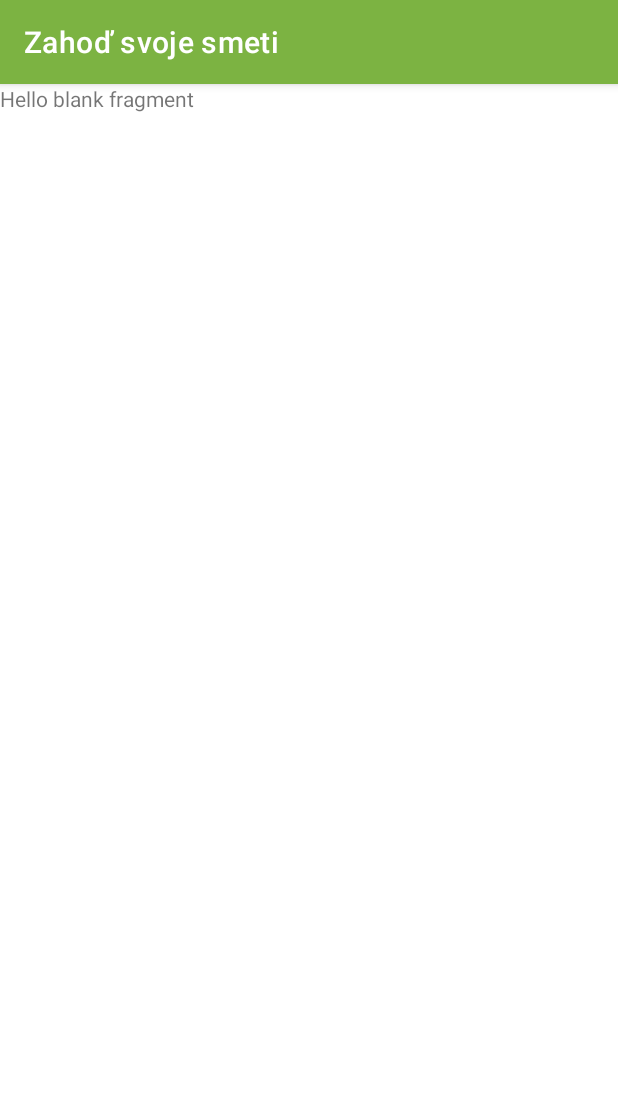
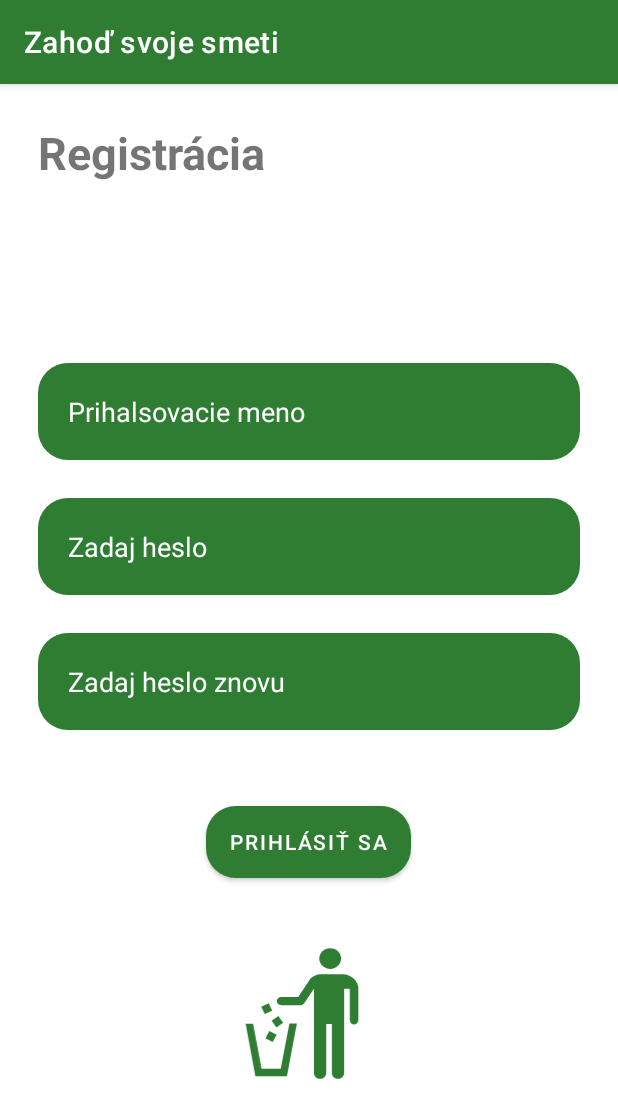
Before and after one commit to AlzbetaFekiacova/bp, an Android app: the RegistrationFragment screen opened through its navigation route, on a phone screen of 412 x 824 dp. Shown: the top 1118 px of the screen. Run offline under Robolectric (Android 15) with nearby library versions, the phone set to English and light mode, and no system bars; libraries missing offline, so code that uses them is left out: com.mapbox.geojson, com.mapbox.maps; 4 statements that could not run were skipped.

Commit message:
registration fragment
registration fragment xml implemented
plus minor changes in color

```diff
--- a/app/src/main/java/sk/mpage/myapplication/MapFragment.kt
+++ b/app/src/main/java/sk/mpage/myapplication/MapFragment.kt
@@ -28,6 +28,7 @@ import android.R.menu
 import android.annotation.SuppressLint
 
 import androidx.appcompat.view.menu.MenuBuilder
+import androidx.navigation.fragment.findNavController
 import com.mapbox.maps.extension.style.expressions.dsl.generated.switchCase
 
 const val REQUEST_CODE = 101
@@ -192,10 +193,10 @@ class MapFragment : Fragment(), View.OnClickListener {
                 Toast.makeText(context, "Clicked on back up", Toast.LENGTH_LONG).show()
             }
             R.id.itemLogIn -> {
-                Toast.makeText(context, "Clicked on log in", Toast.LENGTH_LONG).show()
+                findNavController().navigate(R.id.loginFragment)
             }
             R.id.itemRegister -> {
-                Toast.makeText(context, "Clicked on register", Toast.LENGTH_LONG).show()
+                findNavController().navigate(R.id.registrationFragment)
             }
             R.id.itemAppInfo -> {
                 Toast.makeText(context, "Clicked on app info", Toast.LENGTH_LONG).show()
--- /dev/null
+++ b/app/src/main/res/drawable/et_style.xml
@@ -0,0 +1,13 @@
+<?xml version="1.0" encoding="utf-8"?>
+<!--  res/drawable/rounded_edittext.xml -->
+<shape xmlns:android="http://schemas.android.com/apk/res/android"
+    android:shape="rectangle"
+    android:padding="10dp">
+
+    <solid android:color="@color/mild_green"/>
+    <corners
+        android:bottomRightRadius="20dp"
+        android:bottomLeftRadius="20dp"
+        android:topLeftRadius="20dp"
+        android:topRightRadius="20dp" />
+</shape>
--- a/app/src/main/res/layout/fragment_login.xml
+++ b/app/src/main/res/layout/fragment_login.xml
@@ -5,7 +5,6 @@
     android:layout_width="match_parent"
     android:layout_height="match_parent"
     tools:context=".LoginFragment">
-
 
     <TextView
         android:id="@+id/txtViewLogInTitle"
@@ -16,6 +15,7 @@
         android:layout_marginBottom="120dp"
         android:layout_marginTop="25dp"
         android:textSize="30sp"
+        android:textStyle="bold"
         />
 
     <EditText
@@ -25,9 +25,11 @@
         android:layout_below="@+id/txtViewLogInTitle"
         android:layout_marginStart="25dp"
         android:layout_marginEnd="25dp"
+        android:background="@drawable/et_style"
         android:hint="@string/name"
         android:inputType="textPersonName"
-        android:minHeight="48dp" />
+        android:minHeight="48dp"
+        android:padding="20sp" />
 
     <EditText
         android:id="@+id/editTxtPasswordLogIn"
@@ -38,10 +40,13 @@
         android:layout_marginTop="25dp"
         android:layout_marginEnd="25dp"
         android:layout_marginBottom="25dp"
-        android:hint="@string/password"
-        android:minHeight="48dp" />
+        android:hint="@string/textPassword"
+        android:minHeight="48dp"
+        android:background="@drawable/et_style"
+        android:padding="20sp"
+        android:inputType="textPassword"/>
 
-    <com.google.android.material.button.MaterialButton
+    <Button
         android:id="@+id/button"
         android:layout_width="wrap_content"
         android:layout_height="wrap_content"
@@ -49,7 +54,7 @@
         android:layout_below="@id/editTxtPasswordLogIn"
         android:layout_marginTop="120dp"
         android:layout_centerInParent="true"
-        app:cornerRadius="30dp"/>
+        android:background="@drawable/et_style"/>
 
 
     <ImageView
@@ -60,8 +65,9 @@
         tools:layout_editor_absoluteX="123dp"
         tools:layout_editor_absoluteY="523dp"
         android:layout_below="@id/button"
-        android:layout_marginTop="25dp"
+        android:layout_marginTop="5dp"
         android:layout_centerInParent="true"
-        app:tint="@color/mild_green" />
+        app:tint="@color/mild_green"
+        android:contentDescription="@string/img_desc_application_icon" />
 
 </RelativeLayout>
--- a/app/src/main/res/layout/fragment_registration.xml
+++ b/app/src/main/res/layout/fragment_registration.xml
@@ -1,14 +1,88 @@
 <?xml version="1.0" encoding="utf-8"?>
-<FrameLayout xmlns:android="http://schemas.android.com/apk/res/android"
+<RelativeLayout xmlns:android="http://schemas.android.com/apk/res/android"
+    xmlns:app="http://schemas.android.com/apk/res-auto"
     xmlns:tools="http://schemas.android.com/tools"
     android:layout_width="match_parent"
     android:layout_height="match_parent"
     tools:context=".RegistrationFragment">
 
-    <!-- TODO: Update blank fragment layout -->
     <TextView
+        android:id="@+id/txtViewRegisterTitle"
+        android:layout_width="wrap_content"
+        android:layout_height="wrap_content"
+        android:text="@string/title_register"
+        android:layout_marginStart="25dp"
+        android:layout_marginBottom="120dp"
+        android:layout_marginTop="25dp"
+        android:textSize="30sp"
+        android:textStyle="bold"
+        />
+
+    <EditText
+        android:id="@+id/editTxtNameRegister"
         android:layout_width="match_parent"
-        android:layout_height="match_parent"
-        android:text="@string/hello_blank_fragment" />
+        android:layout_height="wrap_content"
+        android:layout_below="@+id/txtViewRegisterTitle"
+        android:layout_marginStart="25dp"
+        android:layout_marginEnd="25dp"
+        android:background="@drawable/et_style"
+        android:hint="@string/name"
+        android:inputType="textPersonName"
+        android:minHeight="48dp"
+        android:padding="20sp" />
 
-</FrameLayout>
+    <EditText
+        android:id="@+id/editTxtPasswordRegister"
+        android:layout_width="match_parent"
+        android:layout_height="wrap_content"
+        android:layout_below="@+id/editTxtNameRegister"
+        android:layout_marginStart="25dp"
+        android:layout_marginTop="25dp"
+        android:layout_marginEnd="25dp"
+        android:background="@drawable/et_style"
+        android:hint="@string/textPassword"
+        android:inputType="textPassword"
+        android:minHeight="48dp"
+        android:padding="20sp" />
+
+    <EditText
+        android:id="@+id/editTxtReenterPasswordRegister"
+        android:layout_width="match_parent"
+        android:layout_height="wrap_content"
+        android:layout_below="@+id/editTxtPasswordRegister"
+        android:layout_marginStart="25dp"
+        android:layout_marginTop="25dp"
+        android:layout_marginEnd="25dp"
+        android:layout_marginBottom="25dp"
+        android:background="@drawable/et_style"
+        android:hint="@string/textReenterPassword"
+        android:inputType="textPassword"
+        android:minHeight="48dp"
+        android:padding="20sp" />
+
+    <Button
+        android:id="@+id/button"
+        android:layout_width="wrap_content"
+        android:layout_height="wrap_content"
+        android:text="@string/log_in_txt"
+        android:layout_below="@id/editTxtReenterPasswordRegister"
+        android:layout_marginTop="25dp"
+        android:layout_centerInParent="true"
+        android:background="@drawable/et_style"/>
+
+
+    <ImageView
+        android:id="@+id/imageView2"
+        android:layout_width="146dp"
+        android:layout_height="169dp"
+        android:src="@drawable/ic_trash_310219"
+        tools:layout_editor_absoluteX="123dp"
+        tools:layout_editor_absoluteY="523dp"
+        android:layout_below="@id/button"
+        android:layout_marginTop="5dp"
+        android:layout_centerInParent="true"
+        app:tint="@color/mild_green"
+        android:contentDescription="@string/img_desc_application_icon" />
+
+
+</RelativeLayout>
--- a/app/src/main/res/values/colors.xml
+++ b/app/src/main/res/values/colors.xml
@@ -7,7 +7,7 @@
     <color name="teal_700">#FF018786</color>
     <color name="black">#FF000000</color>
     <color name="white">#FFFFFFFF</color>
-    <color name="dark_green">#4b830d</color>
-    <color name="mild_green">#7cb342</color>
-    <color name="light_green">#aee571</color>
+    <color name="dark_green">#005005</color>
+    <color name="mild_green">#2e7d32</color>
+    <color name="light_green">#60ad5e</color>
 </resources>
--- a/app/src/main/res/values/strings.xml
+++ b/app/src/main/res/values/strings.xml
@@ -19,7 +19,10 @@
     <string name="appInfo">Informácie o aplikácií</string>
     <string name="recycleInfo">Informácie o triedení</string>
     <string name="title_log_in">Prihlásenie</string>
-    <string name="name">Meno</string>
+    <string name="name">Prihalsovacie meno</string>
     <string name="log_in_txt">Prihlásiť sa</string>
-    <string name="password">textPassword</string>
+    <string name="textPassword">Zadaj heslo</string>
+    <string name="title_register">Registrácia</string>
+    <string name="textReenterPassword">Zadaj heslo znovu</string>
+    <string name="img_desc_application_icon">Application Icon</string>
 </resources>
--- a/app/src/main/res/values/themes.xml
+++ b/app/src/main/res/values/themes.xml
@@ -12,5 +12,6 @@
         <!-- Status bar color. -->
         <item name="android:statusBarColor" tools:targetApi="l">?attr/colorPrimaryVariant</item>
         <!-- Customize your theme here. -->
+        <item name="android:textColorHint">@color/white</item>
     </style>
 </resources>
```
